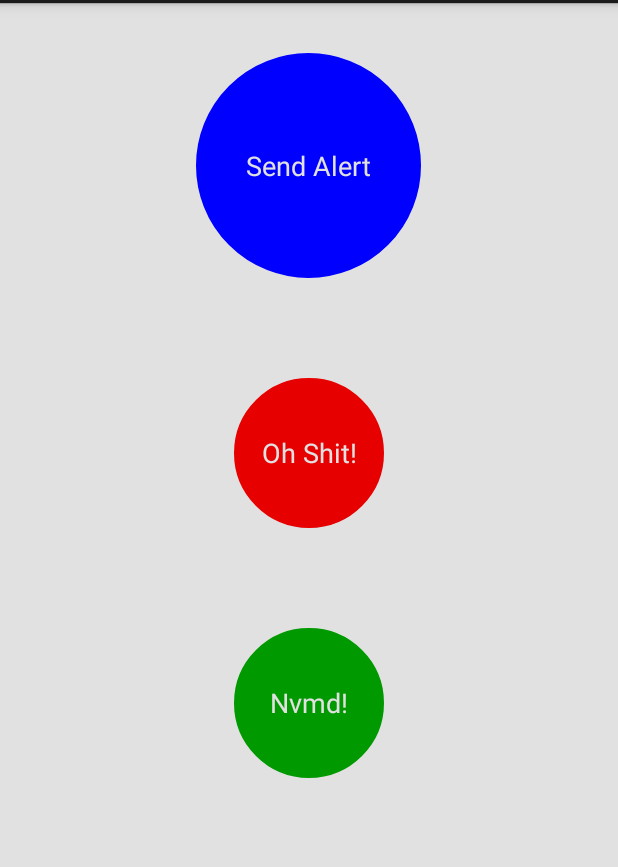
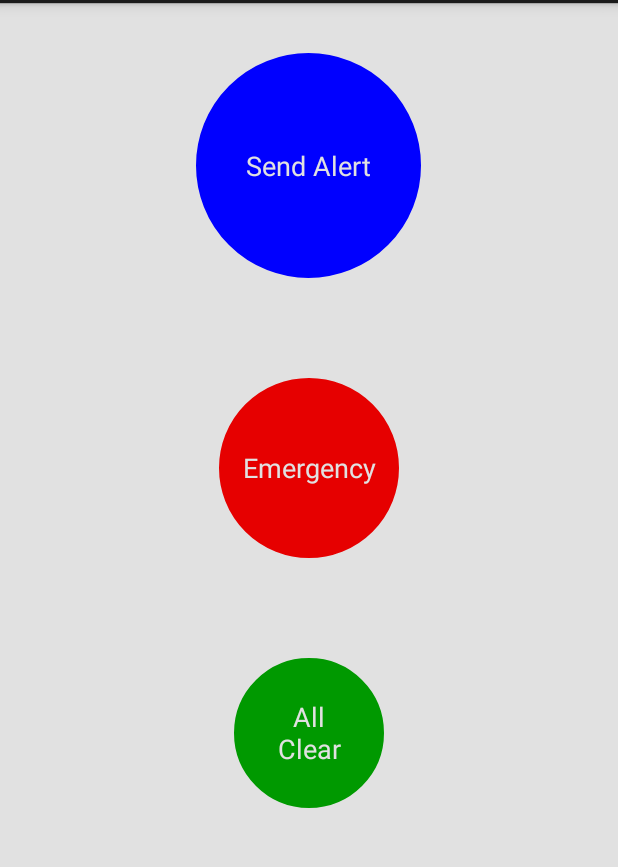
Before and after one commit to kheath/SafetyApp, an Android app: the screen it shows after launch (SMS), on a phone screen of 412 x 824 dp, the part 69-936 px from its top. Run offline under Robolectric (Android 15) with nearby library versions, the phone set to English and light mode, and no system bars.

Commit message:
Changed messages to be more professional, and changed units.  Hopefully the layout works better on all devices.

```diff
--- a/SMSMessaging/app/src/main/java/myfirstapp/example/com/sms/SMS.java
+++ b/SMSMessaging/app/src/main/java/myfirstapp/example/com/sms/SMS.java
@@ -52,17 +52,18 @@ public class SMS extends Activity
         btnItsOkay = (Button) findViewById(R.id.btnItsOkay);
 
         // Put in the "emergency" phone number
-        eNumber = "";
+        eNumber = "4153200859";
 
-        kkMessage = "Yarr matey, splice the mainbrace.";
+        kkMessage = "Yarr matey, the seas be calm.";
 
-     // create GPS object
+        // create GPS object
         gps = new GPSTracker(SMS.this);
 
         tm = (TelephonyManager)getSystemService(Context.TELEPHONY_SERVICE);
 
         PreferenceManager.setDefaultValues(this, R.xml.preferences, false);
 
+        // Code for the big blue button - this sends a text
         btnSendSMS.setOnClickListener(new View.OnClickListener()
         {
             @Override
@@ -135,7 +136,7 @@ public class SMS extends Activity
             	{
 
             		Toast toast = Toast.makeText(getBaseContext(),
-            				"Shit brah, get a phone!",
+            				"This feature is only available on phones",
             				Toast.LENGTH_SHORT);
             		toast.setGravity(Gravity.CENTER, 0, 0);
             		toast.show();
--- a/SMSMessaging/app/src/main/res/layout/activity_sms.xml
+++ b/SMSMessaging/app/src/main/res/layout/activity_sms.xml
@@ -12,8 +12,8 @@
 
         android:gravity="center"
         android:layout_margin="33dp"
-        android:layout_width="150sp"
-        android:layout_height="150sp"
+        android:layout_width="150dp"
+        android:layout_height="150dp"
         android:background="@drawable/ovalbluebutton"
 
         android:text="@string/send"
@@ -27,8 +27,8 @@
         android:gravity="center"
 
         android:layout_margin="33dp"
-        android:layout_width="100sp"
-        android:layout_height="100sp"
+        android:layout_width="120dp"
+        android:layout_height="120dp"
         android:background="@drawable/ovalbutton"
 
         android:text="@string/ohShit"
@@ -42,8 +42,8 @@
         android:gravity="center"
 
         android:layout_margin="33dp"
-        android:layout_width="100sp"
-        android:layout_height="100sp"
+        android:layout_width="100dp"
+        android:layout_height="100dp"
         android:background="@drawable/ovalgreenbutton"
 
         android:text="@string/itsOkay"
--- a/SMSMessaging/app/src/main/res/values/strings.xml
+++ b/SMSMessaging/app/src/main/res/values/strings.xml
@@ -13,10 +13,10 @@
     <string name="pref_message">Message body</string>
 
     <!-- Second button - call da police -->
-    <string name="ohShit">Oh Shit!</string>
+    <string name="ohShit">Emergency</string>
 
     <!-- Third button - everything in okay -->
-    <string name="itsOkay">Nvmd!</string>
+    <string name="itsOkay">All\nClear</string>
 
 
 </resources>
```
